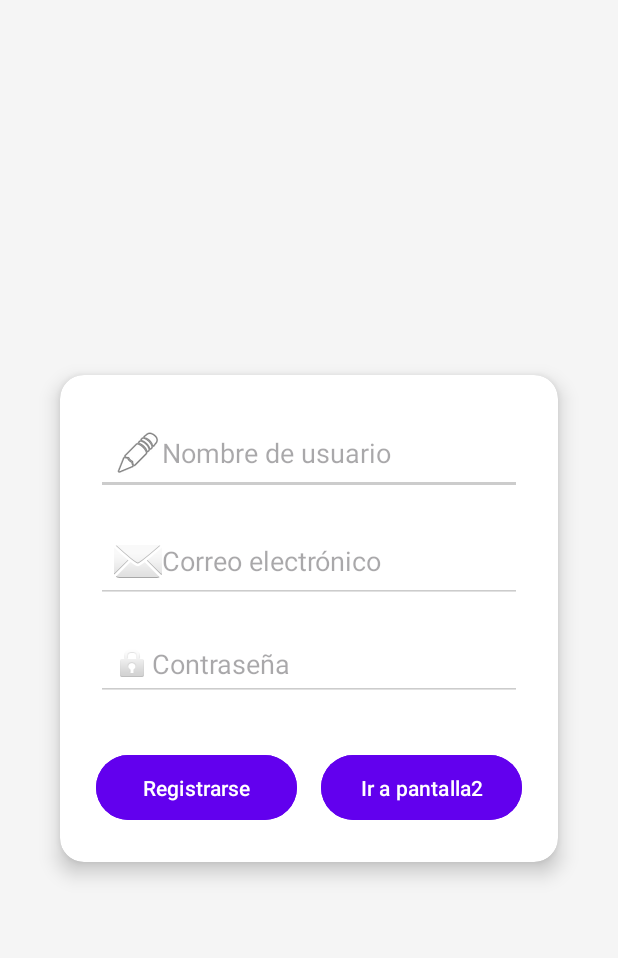
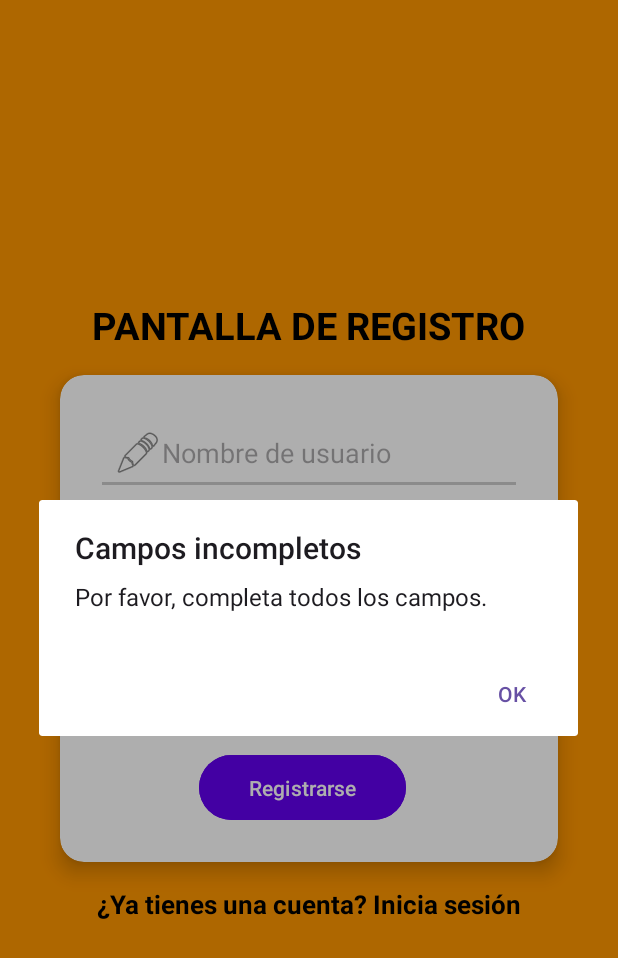
Before and after one commit to MiguelPavon2003/TFG, an Android app: the screen it shows after launch (MainActivity), after a tap on "Registrarse", on a phone screen of 412 x 824 dp. Shown: the top 958 px of the screen. Run offline under Robolectric (Android 15) with nearby library versions, the light colour scheme and no system bars; our stand-ins replace Firebase (no records; nobody signed in at launch, a user with empty details on screens opened directly).

Commit message:
tercer commit

```diff
--- a/MiguelPavonLimones_TFG/app/src/main/java/com/example/miguelpavonlimones_tfg/MainActivity.kt
+++ b/MiguelPavonLimones_TFG/app/src/main/java/com/example/miguelpavonlimones_tfg/MainActivity.kt
@@ -2,10 +2,10 @@ package com.example.miguelpavonlimones_tfg
 
 import android.content.Intent
 import android.os.Bundle
-import android.util.Log
 import android.widget.Button
 import android.widget.EditText
-import android.widget.Toast
+import android.widget.TextView
+import androidx.appcompat.app.AlertDialog
 import androidx.appcompat.app.AppCompatActivity
 import com.google.firebase.auth.FirebaseAuth
 import com.google.firebase.database.FirebaseDatabase
@@ -13,6 +13,7 @@ import com.google.firebase.database.FirebaseDatabase
 class MainActivity : AppCompatActivity() {
 
     private lateinit var auth: FirebaseAuth
+    private lateinit var btnRegistrar: Button
 
     override fun onCreate(savedInstanceState: Bundle?) {
         super.onCreate(savedInstanceState)
@@ -23,49 +24,84 @@ class MainActivity : AppCompatActivity() {
         val etNombre = findViewById<EditText>(R.id.etNomUsu)
         val etEmail = findViewById<EditText>(R.id.etEmail)
         val etContraseña = findViewById<EditText>(R.id.etContraseña)
-        val btnRegistrar = findViewById<Button>(R.id.btnRegistrar)
-        val btnIrPantalla2 = findViewById<Button>(R.id.btnIrPantalla2)
+        val tvIniciarSesion = findViewById<TextView>(R.id.tvIniciarSesion)
+        btnRegistrar = findViewById(R.id.btnRegistrar)
 
+
+        tvIniciarSesion.setOnClickListener {
+            startActivity(Intent(this, iniciar_sesion::class.java))
+        }
+
+        // Registro de usuario
         btnRegistrar.setOnClickListener {
             val nombre = etNombre.text.toString().trim()
             val email = etEmail.text.toString().trim()
             val password = etContraseña.text.toString().trim()
 
             if (nombre.isEmpty() || email.isEmpty() || password.isEmpty()) {
-                Toast.makeText(this, "Completa todos los campos", Toast.LENGTH_SHORT).show()
+                mostrarAlerta("Campos incompletos", "Por favor, completa todos los campos.")
                 return@setOnClickListener
             }
 
             if (password.length < 6) {
-                Toast.makeText(this, "La contraseña debe tener al menos 6 caracteres", Toast.LENGTH_SHORT).show()
+                mostrarAlerta("Contraseña inválida", "La contraseña debe tener al menos 6 caracteres.")
                 return@setOnClickListener
             }
+
+            btnRegistrar.isEnabled = false
 
             auth.createUserWithEmailAndPassword(email, password)
                 .addOnCompleteListener { task ->
                     if (task.isSuccessful) {
-                        val userId = auth.currentUser?.uid ?: return@addOnCompleteListener
+                        val userId = auth.currentUser?.uid
                         val datosUsuario = mapOf(
                             "nombre" to nombre,
                             "email" to email
                         )
-                        val db = FirebaseDatabase.getInstance()
-                        db.getReference("usuarios").child(userId).setValue(datosUsuario)
+
+                        val db = FirebaseDatabase.getInstance("https://miguelpavonlimones-tfg-default-rtdb.europe-west1.firebasedatabase.app/")
+                        db.getReference("usuarios").child(userId!!)
+                            .setValue(datosUsuario)
                             .addOnSuccessListener {
-                                Toast.makeText(this, "Usuario registrado correctamente", Toast.LENGTH_SHORT).show()
+                                mostrarAlertaConAccion(
+                                    "Registro exitoso",
+                                    "El usuario se ha registrado correctamente."
+                                ) {
+                                    val intent = Intent(this, pantalla2::class.java)
+                                    startActivity(intent)
+                                    finish()
+                                }
                             }
                             .addOnFailureListener {
-                                Toast.makeText(this, "Error al guardar usuario: ${it.message}", Toast.LENGTH_SHORT).show()
+                                btnRegistrar.isEnabled = true
+                                mostrarAlerta("Error en Firebase", "No se pudieron guardar los datos: ${it.message}")
                             }
                     } else {
-                        Toast.makeText(this, "Error al registrar: ${task.exception?.message}", Toast.LENGTH_LONG).show()
+                        btnRegistrar.isEnabled = true
+                        mostrarAlerta("Error de autenticación", task.exception?.message ?: "Error desconocido.")
                     }
                 }
         }
+    }
 
-        btnIrPantalla2.setOnClickListener {
-            val intent = Intent(this, pantalla2::class.java)
-            startActivity(intent)
-        }
+    private fun mostrarAlerta(titulo: String, mensaje: String) {
+        AlertDialog.Builder(this)
+            .setTitle(titulo)
+            .setMessage(mensaje)
+            .setPositiveButton("OK") { _, _ ->
+                btnRegistrar.isEnabled = true
+            }
+            .show()
+    }
+
+    private fun mostrarAlertaConAccion(titulo: String, mensaje: String, accionOk: () -> Unit) {
+        AlertDialog.Builder(this)
+            .setTitle(titulo)
+            .setMessage(mensaje)
+            .setCancelable(false)
+            .setPositiveButton("OK") { _, _ ->
+                accionOk()
+            }
+            .show()
     }
 }
--- a/MiguelPavonLimones_TFG/app/src/main/java/com/example/miguelpavonlimones_tfg/RegistrarEquipoActivity.kt
+++ b/MiguelPavonLimones_TFG/app/src/main/java/com/example/miguelpavonlimones_tfg/RegistrarEquipoActivity.kt
@@ -18,7 +18,7 @@ class RegistrarEquipoActivity : AppCompatActivity() {
         auth = FirebaseAuth.getInstance()
 
         val etNombreEquipo = findViewById<EditText>(R.id.etNombreEquipo)
-        val spinnerCategoria = findViewById<Spinner>(R.id.spinnerCategoria)
+        val spinnerCategoria = findViewById<Spinner>(R.id.menuCategoria)
         val btnGuardar = findViewById<Button>(R.id.btnGuardarEquipo)
 
         // Configuración del Spinner
@@ -56,7 +56,7 @@ class RegistrarEquipoActivity : AppCompatActivity() {
                 .addOnSuccessListener {
                     Toast.makeText(this, "Equipo guardado correctamente", Toast.LENGTH_SHORT).show()
                     val intent = Intent(this, pantalla2::class.java)
-                    intent.putExtra("nombreEquipo", nombreEquipo) // 🔁 Pasamos el nombre del equipo
+                    intent.putExtra("nombreEquipo", nombreEquipo)
                     startActivity(intent)
                     finish()
                 }
--- /dev/null
+++ b/MiguelPavonLimones_TFG/app/src/main/res/drawable/mayor.xml
@@ -0,0 +1,5 @@
+<vector xmlns:android="http://schemas.android.com/apk/res/android" android:height="24dp" android:viewportHeight="225" android:viewportWidth="225" android:width="24dp">
+
+    <path android:fillColor="#000000" android:pathData="M56.5,8l-8,8 48.3,48.3 48.2,48.2 -48.2,48.2 -48.3,48.3 8,8 8,8 55.7,-55.7c30.7,-30.7 55.8,-56.2 55.8,-56.8 0,-0.6 -25.1,-26.1 -55.8,-56.8l-55.7,-55.7 -8,8z" android:strokeColor="#00000000"/>
+
+</vector>
--- a/MiguelPavonLimones_TFG/app/src/main/res/layout/activity_main.xml
+++ b/MiguelPavonLimones_TFG/app/src/main/res/layout/activity_main.xml
@@ -5,17 +5,30 @@
     android:id="@+id/main"
     android:layout_width="match_parent"
     android:layout_height="match_parent"
-    tools:context=".MainActivity"
-    android:background="#F5F5F5"
-    android:padding="24dp">
+    android:background="@color/naranja"
+    android:padding="24dp"
+    tools:context=".MainActivity">
+
+    <TextView
+        android:id="@+id/tvTitulo"
+        android:layout_width="wrap_content"
+        android:layout_height="wrap_content"
+        android:text="PANTALLA DE REGISTRO"
+        android:textColor="@color/black"
+        android:textSize="25sp"
+        android:textStyle="bold"
+        app:layout_constraintBottom_toTopOf="@+id/cardView"
+        app:layout_constraintStart_toStartOf="parent"
+        app:layout_constraintEnd_toEndOf="parent"
+        android:layout_marginBottom="16dp" />
 
     <androidx.cardview.widget.CardView
         android:id="@+id/cardView"
         android:layout_width="0dp"
         android:layout_height="wrap_content"
+        android:layout_margin="16dp"
         app:cardCornerRadius="16dp"
         app:cardElevation="8dp"
-        android:layout_margin="16dp"
         app:layout_constraintTop_toTopOf="parent"
         app:layout_constraintBottom_toBottomOf="parent"
         app:layout_constraintStart_toStartOf="parent"
@@ -33,8 +46,8 @@
                 android:layout_height="wrap_content"
                 android:hint="Nombre de usuario"
                 android:inputType="textPersonName"
+                android:drawableStart="@android:drawable/ic_menu_edit"
                 android:backgroundTint="#CCCCCC"
-                android:drawableStart="@android:drawable/ic_menu_edit"
                 android:padding="12dp"
                 android:layout_marginBottom="16dp" />
 
@@ -44,8 +57,8 @@
                 android:layout_height="wrap_content"
                 android:hint="Correo electrónico"
                 android:inputType="textEmailAddress"
+                android:drawableStart="@android:drawable/ic_dialog_email"
                 android:backgroundTint="#CCCCCC"
-                android:drawableStart="@android:drawable/ic_dialog_email"
                 android:padding="12dp"
                 android:layout_marginBottom="16dp" />
 
@@ -55,8 +68,8 @@
                 android:layout_height="wrap_content"
                 android:hint="Contraseña"
                 android:inputType="textPassword"
+                android:drawableStart="@android:drawable/ic_lock_idle_lock"
                 android:backgroundTint="#CCCCCC"
-                android:drawableStart="@android:drawable/ic_lock_idle_lock"
                 android:padding="12dp"
                 android:layout_marginBottom="24dp" />
 
@@ -76,23 +89,24 @@
                     android:text="Registrarse"
                     android:backgroundTint="@color/purple"
                     android:textColor="@color/white"
-                    android:padding="12dp"
-                    android:layout_marginEnd="8dp" />
-
-                <Button
-                    android:id="@+id/btnIrPantalla2"
-                    android:layout_width="0dp"
-                    android:layout_height="wrap_content"
-                    android:layout_weight="1"
-                    android:text="Ir a pantalla2"
-                    android:backgroundTint="@color/purple"
-                    android:textColor="@color/white"
-                    android:padding="12dp"
-                    android:layout_marginStart="8dp" />
+                    android:layout_marginEnd="8dp"
+                    android:padding="12dp" />
             </LinearLayout>
 
         </LinearLayout>
-
     </androidx.cardview.widget.CardView>
 
+    <TextView
+        android:id="@+id/tvIniciarSesion"
+        android:layout_width="wrap_content"
+        android:layout_height="wrap_content"
+        android:text="¿Ya tienes una cuenta? Inicia sesión"
+        android:textColor="@color/black"
+        android:textSize="17sp"
+        android:textStyle="bold"
+        android:layout_marginTop="16dp"
+        app:layout_constraintTop_toBottomOf="@+id/cardView"
+        app:layout_constraintStart_toStartOf="parent"
+        app:layout_constraintEnd_toEndOf="parent"/>
+
 </androidx.constraintlayout.widget.ConstraintLayout>
--- a/MiguelPavonLimones_TFG/app/src/main/res/layout/activity_registrar_equipo.xml
+++ b/MiguelPavonLimones_TFG/app/src/main/res/layout/activity_registrar_equipo.xml
@@ -54,7 +54,7 @@
                 android:layout_marginBottom="16dp" />
 
             <Spinner
-                android:id="@+id/spinnerCategoria"
+                android:id="@+id/menuCategoria"
                 android:layout_width="match_parent"
                 android:layout_height="wrap_content"
                 android:layout_marginBottom="24dp"
--- a/MiguelPavonLimones_TFG/app/src/main/res/values/colors.xml
+++ b/MiguelPavonLimones_TFG/app/src/main/res/values/colors.xml
@@ -4,7 +4,7 @@
     <color name="white">#FFFFFFFF</color>
     <color name="purple">#6200EE</color>
     <color name="blue">#0032BD</color>
-    <color name="azul_claro">#ADD8E6</color>
+    <color name="azul_claro">#BBE1E4</color>
     <color name="azul_oscuro">#1976D2</color>
     <color name="naranja">#FF9600</color>
 
```
Also changed, not shown: MiguelPavonLimones_TFG/app/src/main/AndroidManifest.xml (+7 -5 lines), MiguelPavonLimones_TFG/app/src/main/java/com/example/miguelpavonlimones_tfg/iniciar_sesion.kt (added, +54 -0 lines), MiguelPavonLimones_TFG/app/src/main/java/com/example/miguelpavonlimones_tfg/pantalla2.kt (+40 -19 lines), MiguelPavonLimones_TFG/app/src/main/res/layout/activity_iniciar_sesion.xml (added, +67 -0 lines), MiguelPavonLimones_TFG/app/src/main/res/layout/activity_pantalla2.xml (+52 -39 lines).
